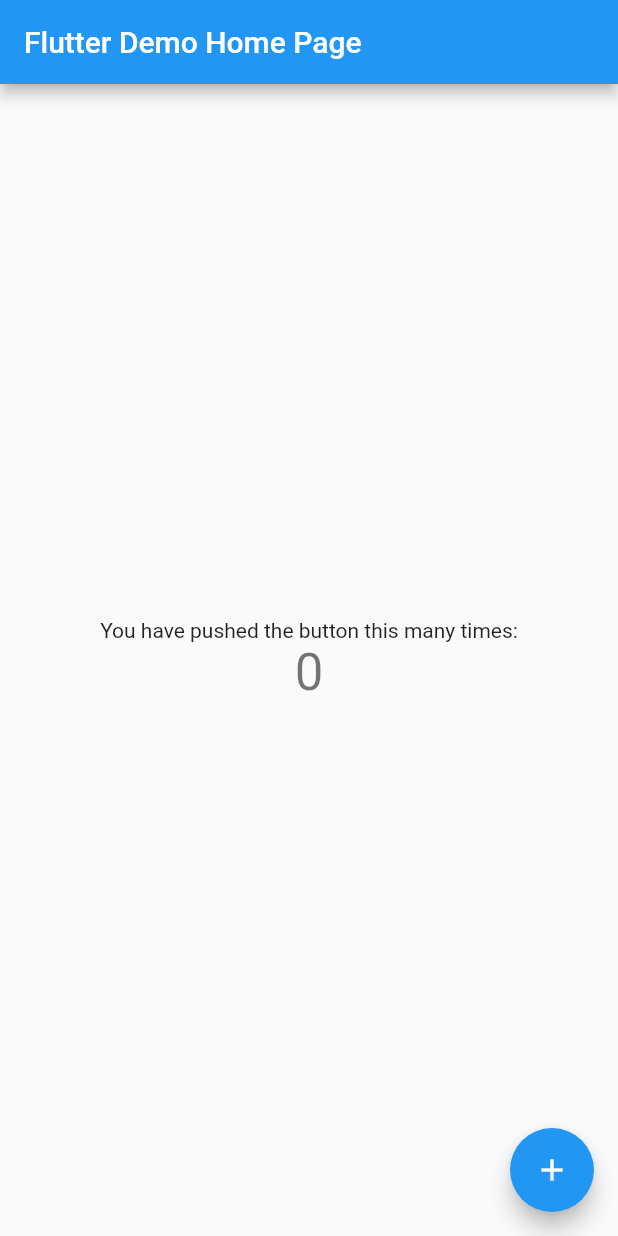
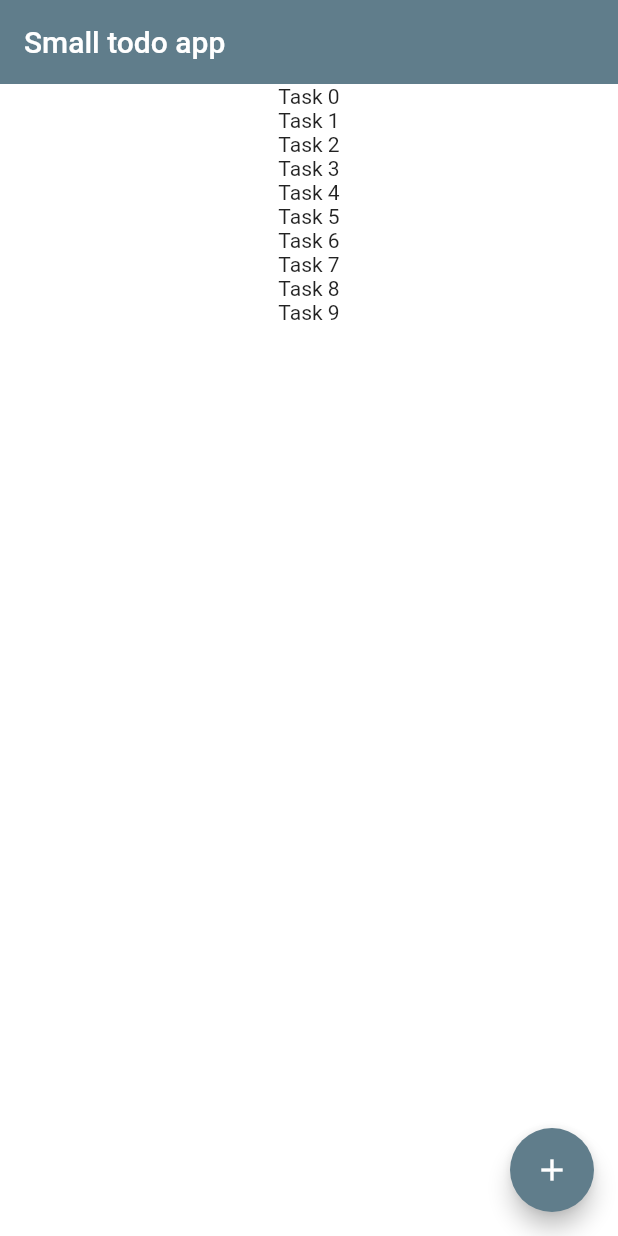
Before and after one commit to dobrunov/small_todo_app, a Flutter app: the screen it shows after launch, on a phone screen of 412 x 824 dp. Run offline on Flutter 3.47's test engine with Material 2 defaults, Android fonts, the phone set to English and light mode, and no system bars.

Commit message:
todo app home page

```diff
--- a/lib/main.dart
+++ b/lib/main.dart
@@ -1,67 +1,21 @@
 import 'package:flutter/material.dart';
+import 'package:small_todo_app/screens/home_page.dart';
 
 void main() {
-  runApp(const MyApp());
+  runApp(const MySmallTodoApp());
 }
 
-class MyApp extends StatelessWidget {
-  const MyApp({super.key});
+class MySmallTodoApp extends StatelessWidget {
+  const MySmallTodoApp({Key? key}) : super(key: key);
 
   @override
   Widget build(BuildContext context) {
     return MaterialApp(
-      title: 'Flutter Demo',
+      title: 'Small todo app',
       theme: ThemeData(
-        primarySwatch: Colors.blue,
+        primarySwatch: Colors.blueGrey,
       ),
-      home: const MyHomePage(title: 'Flutter Demo Home Page'),
+      home: const HomePage(),
     );
   }
 }
-
-class MyHomePage extends StatefulWidget {
-  const MyHomePage({super.key, required this.title});
-
-  final String title;
-
-  @override
-  State<MyHomePage> createState() => _MyHomePageState();
-}
-
-class _MyHomePageState extends State<MyHomePage> {
-  int _counter = 0;
-
-  void _incrementCounter() {
-    setState(() {
-      _counter++;
-    });
-  }
-
-  @override
-  Widget build(BuildContext context) {
-    return Scaffold(
-      appBar: AppBar(
-        title: Text(widget.title),
-      ),
-      body: Center(
-        child: Column(
-          mainAxisAlignment: MainAxisAlignment.center,
-          children: <Widget>[
-            const Text(
-              'You have pushed the button this many times:',
-            ),
-            Text(
-              '$_counter',
-              style: Theme.of(context).textTheme.headline4,
-            ),
-          ],
-        ),
-      ),
-      floatingActionButton: FloatingActionButton(
-        onPressed: _incrementCounter,
-        tooltip: 'Increment',
-        child: const Icon(Icons.add),
-      ), // This trailing comma makes auto-formatting nicer for build methods.
-    );
-  }
-}
--- /dev/null
+++ b/lib/screens/home_page.dart
@@ -0,0 +1,34 @@
+import 'package:flutter/material.dart';
+
+class HomePage extends StatefulWidget {
+  const HomePage({Key? key}) : super(key: key);
+
+  @override
+  State<HomePage> createState() => _HomePageState();
+}
+
+class _HomePageState extends State<HomePage> {
+  @override
+  Widget build(BuildContext context) {
+    return Scaffold(
+      backgroundColor: Colors.white,
+      appBar: AppBar(
+        title: const Text(
+          'Small todo app',
+          style: TextStyle(color: Colors.white),
+        ),
+        elevation: 0,
+      ),
+      floatingActionButton: const FloatingActionButton(
+        onPressed: null,
+        child: Icon(Icons.add, color: Colors.white),
+      ),
+      body: ListView.builder(
+        itemCount: 10,
+        itemBuilder: (BuildContext context, int index) {
+          return Center(child: Text('Task $index'));
+        },
+      ),
+    );
+  }
+}
```
